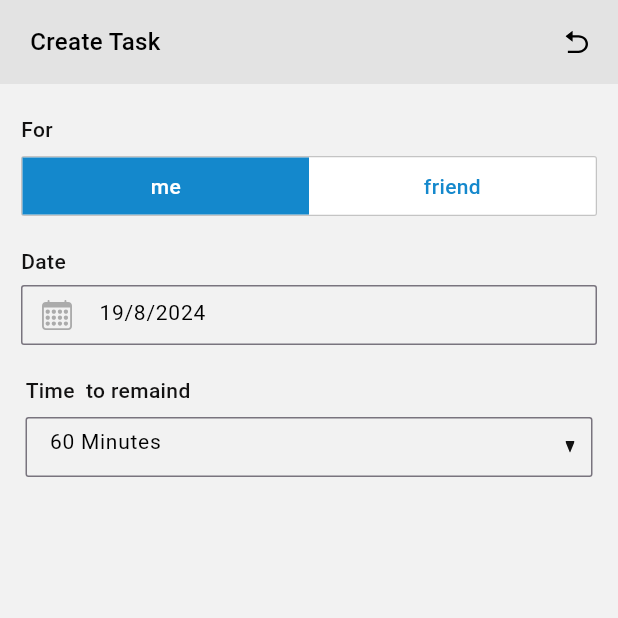
After one commit to mfagri/reminder, a Flutter app: the CreateTask screen opened by its route, on a phone screen of 412 x 824 dp, the top half of it. The commit adds this screen. Run offline on Flutter 3.47's test engine with Material 3 defaults, Android fonts, the phone set to English and light mode, and no system bars; our stand-ins replace animated_bottom_navigation_bar, flutter_svg; missing offline and left inert: simple_barcode_scanner; network calls fail.

Commit message:
create task page

```diff
--- a/lib/main.dart
+++ b/lib/main.dart
@@ -2,6 +2,7 @@ import 'package:flutter/material.dart';
 import 'package:myapp/view/friends/add_friends.dart';
 import 'package:myapp/view/menu/menu.dart';
 import 'package:myapp/view/splash.dart';
+import 'package:myapp/view/task/create_task.dart';
 
 void main() {
   runApp(const MyApp());
@@ -19,6 +20,7 @@ class MyApp extends StatelessWidget {
         '/': (context) => const SplashPage(),
         '/menu': (context) => const MainPage(),
         '/addfriends': (context) => const AddFriends(),
+        '/createtask': (context) => const CreateTask(),
       },
       initialRoute: '/',
     );
--- a/lib/view/menu/menu.dart
+++ b/lib/view/menu/menu.dart
@@ -25,7 +25,7 @@ class _MainPageState extends State<MainPage> {
   ];
   final List _pages = <Widget>[
     const HomePage(),
-   const Friends(),
+    const Friends(),
   ];
   @override
   Widget build(BuildContext context) {
@@ -44,9 +44,7 @@ class _MainPageState extends State<MainPage> {
             ),
           ),
           onPressed: () {
-            // Navigator.push(context, MaterialPageRoute(builder: (context) {
-            //   return const AlertPage();
-            // }));
+            Navigator.pushNamed(context, '/createtask');
           },
           child: appIcon(IconsConstants.add, false, context, 20, 20,
               color: Colors.white),
--- /dev/null
+++ b/lib/view/task/create_task.dart
@@ -0,0 +1,288 @@
+import 'package:flutter/material.dart';
+import 'package:myapp/helpers/icon_constants.dart';
+import 'package:myapp/helpers/utils.dart';
+import 'package:myapp/view/task/widget/time_dropdown.dart';
+
+class CreateTask extends StatefulWidget {
+  const CreateTask({super.key});
+
+  @override
+  State<CreateTask> createState() => _CreateTaskState();
+}
+
+class _CreateTaskState extends State<CreateTask> {
+  bool me = true;
+  DateTime selectedDate = DateTime.now();
+  TimeOfDay selectedTime = TimeOfDay.now();
+
+  //munites List
+  List<String> munites = [
+    '1',
+    '5',
+    '10',
+    '15',
+    '30',
+    '45',
+    '60',
+  ];
+
+  @override
+  Widget build(BuildContext context) {
+    return Scaffold(
+      backgroundColor: const Color(0xffF2F2F2),
+      appBar: AppBar(
+        forceMaterialTransparency: true,
+        scrolledUnderElevation: 0,
+        leading: Container(
+          height: 100,
+          color: const Color(0xffE3E3E3),
+          child: Center(
+            child: Padding(
+              padding: const EdgeInsets.symmetric(horizontal: 20),
+              child: Row(
+                children: [
+                  const Text(
+                    'Create Task',
+                    style: TextStyle(
+                      color: Colors.black,
+                      fontSize: 16,
+                      fontFamily: 'Roboto',
+                      fontWeight: FontWeight.w500,
+                      height: 0.06,
+                    ),
+                  ),
+                  const Spacer(),
+                  InkWell(
+                      onTap: () {
+                        Navigator.pop(context);
+                      },
+                      child:
+                          appIcon(IconsConstants.back, false, context, 15, 15))
+                ],
+              ),
+            ),
+          ),
+        ),
+        leadingWidth: MediaQuery.of(context).size.width,
+      ),
+      body: Center(
+        child: Column(
+          children: [
+            Padding(
+              padding: const EdgeInsets.only(
+                top: 20,
+                left: 14,
+                right: 14,
+              ),
+              child: Column(
+                mainAxisSize: MainAxisSize.min,
+                mainAxisAlignment: MainAxisAlignment.center,
+                crossAxisAlignment: CrossAxisAlignment.start,
+                children: [
+                  const Text(
+                    'For',
+                    style: TextStyle(
+                      color: Color(0xFF131212),
+                      fontSize: 14,
+                      fontFamily: 'Roboto',
+                      fontWeight: FontWeight.w500,
+                    ),
+                  ),
+                  const SizedBox(height: 8),
+                  Container(
+                    width: MediaQuery.of(context).size.width,
+                    height: 40,
+                    decoration: ShapeDecoration(
+                      color: Colors.white,
+                      shape: RoundedRectangleBorder(
+                        side: const BorderSide(
+                            width: 1, color: Color(0xFFC4C4C4)),
+                        borderRadius: BorderRadius.circular(2),
+                      ),
+                    ),
+                    child: Row(
+                      children: [
+                        Expanded(
+                          child: InkWell(
+                            onTap: () {
+                              setState(() {
+                                me = true;
+                              });
+                            },
+                            child: Container(
+                              color:
+                                  me ? const Color(0xff1488CC) : Colors.white,
+                              child: Center(
+                                child: Text(
+                                  'me',
+                                  style: TextStyle(
+                                    color: me
+                                        ? Colors.white
+                                        : const Color(0xff1488CC),
+                                    fontSize: 14,
+                                    fontFamily: 'Roboto',
+                                    fontWeight: FontWeight.w500,
+                                  ),
+                                ),
+                              ),
+                            ),
+                          ),
+                        ),
+                        Expanded(
+                          child: InkWell(
+                            onTap: () {
+                              setState(() {
+                                me = false;
+                              });
+                            },
+                            child: Container(
+                              color:
+                                  !me ? const Color(0xff1488CC) : Colors.white,
+                              child: Center(
+                                child: Text(
+                                  'friend',
+                                  style: TextStyle(
+                                    color: !me
+                                        ? Colors.white
+                                        : const Color(0xff1488CC),
+                                    fontSize: 14,
+                                    fontFamily: 'Roboto',
+                                    fontWeight: FontWeight.w500,
+                                  ),
+                                ),
+                              ),
+                            ),
+                          ),
+                        ),
+                      ],
+                    ),
+                  ),
+                ],
+              ),
+            ),
+            if (!me)
+              const SizedBox(
+                height: 20,
+              ),
+// Suggested code may be subject to a license. Learn more: ~LicenseLog:1419541801.
+            if (!me)
+              //drop down
+              Padding(
+                padding: const EdgeInsets.symmetric(
+// Suggested code may be subject to a license. Learn more: ~LicenseLog:275912587.
+                  horizontal: 14,
+                ),
+                child: Column(
+                  children: [
+                    Container(
+                      height: 40,
+                      // Suggested code may be subject to a license. Learn more: ~LicenseLog:633181768.
+                      width: MediaQuery.of(context).size.width,
+                      // Suggested code may be subject to a license. Learn more: ~LicenseLog:3297478062.
+                      decoration: BoxDecoration(
+                        color: Colors.white,
+                        borderRadius: BorderRadius.circular(2),
+                        border: Border.all(
+                          color: const Color(0xffE0E0E0),
+                          width: 1,
+                        ),
+                      ),
+                    ),
+                  ],
+                ),
+              ),
+            const SizedBox(
+              height: 20,
+            ),
+            Padding(
+              padding: const EdgeInsets.symmetric(
+                horizontal: 14,
+              ),
+              child: Column(
+                children: [
+                  const Row(
+                    children: [
+                      Text(
+                        'Date',
+                        style: TextStyle(
+                          color: Color(0xFF131212),
+                          fontSize: 14,
+                          fontFamily: 'Roboto',
+                          fontWeight: FontWeight.w500,
+                        ),
+                      ),
+                    ],
+                  ),
+                  const SizedBox(
+                    height: 6,
+                  ),
+                  SizedBox(
+                    height: 40,
+                    child: TextField(
+                      readOnly: true, //can be changed to false
+                      decoration: InputDecoration(
+                        hintText:
+                            '${selectedDate.day}/${selectedDate.month}/${selectedDate.year}',
+                        hintStyle: const TextStyle(
+                          color: Colors.black,
+                          fontSize: 14,
+                          fontFamily: 'Roboto',
+                          fontWeight: FontWeight.w400,
+                        ),
+                        prefixIcon: SizedBox(
+                          height: 20,
+                          width: 20,
+                          child: Center(
+                            child: appIcon(
+                                IconsConstants.monthly, false, context, 20, 20),
+                          ),
+                        ),
+                        border: OutlineInputBorder(
+                          borderRadius: BorderRadius.circular(2),
+                          borderSide: const BorderSide(
+                            color: Color(0xFFC4C4C4),
+                          ),
+                        ),
+                        focusedBorder: OutlineInputBorder(
+                          borderRadius: BorderRadius.circular(2),
+                          borderSide: const BorderSide(
+                            color: Color(0xFFC4C4C4),
+                          ),
+                        ),
+                      ),
+                    ),
+                  )
+                ],
+              ),
+            ),
+            const SizedBox(
+              height: 20,
+            ),
+            const Padding(
+              padding: EdgeInsets.symmetric(
+                horizontal: 14,
+              ),
+              child: Column(
+                mainAxisAlignment: MainAxisAlignment.start,
+                crossAxisAlignment: CrossAxisAlignment.start,
+                children: [
+                  Text(
+                    'Time  to remaind',
+                    style: TextStyle(
+                      color: Color(0xFF131212),
+                      fontSize: 14,
+                      fontFamily: 'Roboto',
+                      fontWeight: FontWeight.w500,
+                    ),
+                  ),
+                  SizedBox(height: 8),
+                  TimeWidget(),
+                ],
+              ),
+            ),
+          ],
+        ),
+      ),
+    );
+  }
+}
--- /dev/null
+++ b/lib/view/task/widget/time_dropdown.dart
@@ -0,0 +1,69 @@
+import 'package:flutter/material.dart';
+import 'package:myapp/helpers/icon_constants.dart';
+import 'package:myapp/helpers/utils.dart';
+
+class TimeWidget extends StatefulWidget {
+  const TimeWidget({
+    super.key,
+  });
+
+  @override
+  State<TimeWidget> createState() => _TimeWidgetState();
+}
+
+class _TimeWidgetState extends State<TimeWidget> {
+  String time = '60 Minutes';
+  @override
+  Widget build(BuildContext context) {
+    return SizedBox(
+      height: 40,
+      child: DropdownMenu(
+        menuStyle: const MenuStyle(
+          backgroundColor: WidgetStatePropertyAll(
+            Color(0xffFFFFFF),
+          ),
+        ),
+        trailingIcon: SizedBox(
+          width: 70,
+          child: Row(
+            mainAxisAlignment: MainAxisAlignment.end,
+            children: [
+              appIcon(IconsConstants.down, false, context, 8, 6),
+            ],
+          ),
+        ),
+        inputDecorationTheme: InputDecorationTheme(
+          constraints: const BoxConstraints(
+            minHeight: 40,
+            maxHeight: 40,
+          ),
+          border: OutlineInputBorder(
+            borderSide: const BorderSide(
+              color: Color(0xffC4C4C4),
+              width: 1,
+            ),
+            borderRadius: BorderRadius.circular(2),
+          ),
+        ),
+        width: MediaQuery.of(context).size.width - 34,
+        hintText: time,
+        initialSelection: time,
+        textStyle: const TextStyle(
+          color: Colors.black,
+          fontSize: 14,
+          fontFamily: 'Roboto',
+          fontWeight: FontWeight.w400,
+        ),
+        onSelected: (String? item) {
+          setState(() {
+            time = item!;
+          });
+        },
+        dropdownMenuEntries: [
+          for (int i = 5; i <= 60; i += 5)
+            DropdownMenuEntry(value: '$i Minutes', label: '$i Minutes'),
+        ],
+      ),
+    );
+  }
+}
```
